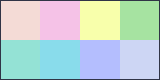
Qt form sticky-notes/colorpicker.ui (MapleBKL/sticky-notes) before a commit.
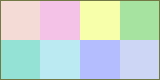
The same form after that commit.

Commit message: changed main window color

What changed in the file:
```diff
--- a/sticky-notes/colorpicker.ui
+++ b/sticky-notes/colorpicker.ui
@@ -30,12 +30,6 @@
 	background-color: #737944;
 }
 
-QWidget#ColorPicker {
-	border: 3px solid;
-	border-color: #303446;
-	background-color: #EFF1F5;
-}
-
 QPushButton {
 	border: none;
 }
@@ -58,7 +52,7 @@
 }
 
 QPushButton#btnSky {
-	background-color: #89DCEB;
+	background-color: #BBEAF2;
 }
 
 QPushButton#btnTeal {
```
The commit also changes 3 other files.
